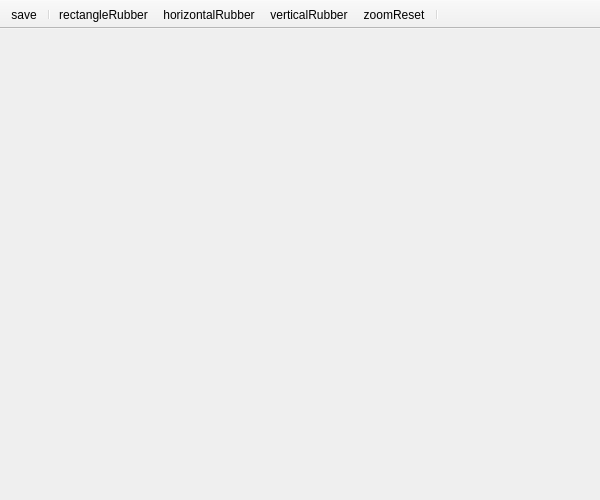
Old version of the form ui/plotWindow.ui in the repository cocom-official/CoCOM.
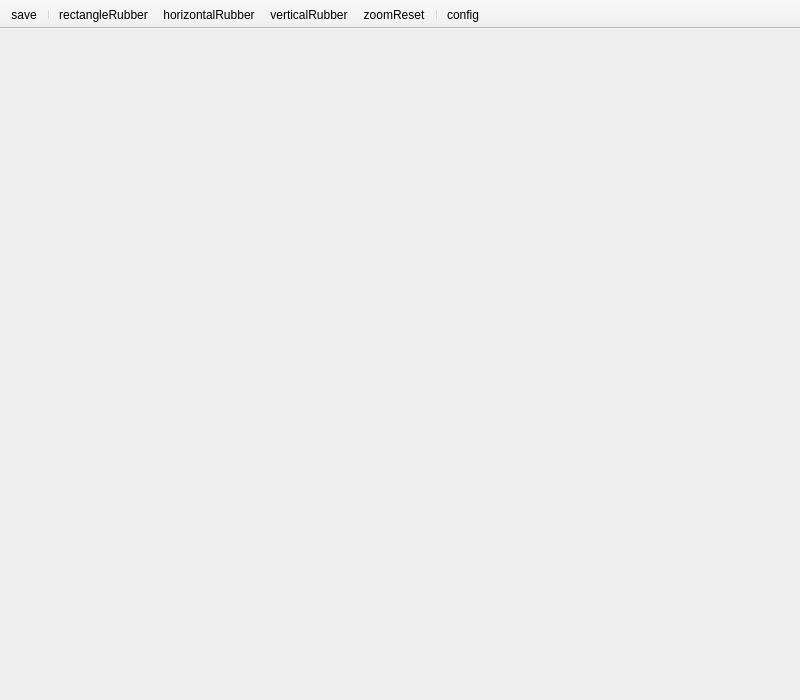
New version of the form. Icons and pictures are not drawn.

Commit message: initial support plot

```diff
--- a/ui/plotWindow.ui
+++ b/ui/plotWindow.ui
@@ -6,8 +6,8 @@
    <rect>
     <x>0</x>
     <y>0</y>
-    <width>600</width>
-    <height>500</height>
+    <width>800</width>
+    <height>700</height>
    </rect>
   </property>
   <property name="windowTitle">
@@ -58,6 +58,7 @@
    <addaction name="verticalRubberAction"/>
    <addaction name="zoomResetAction"/>
    <addaction name="separator"/>
+   <addaction name="configAction"/>
   </widget>
   <action name="saveAction">
    <property name="icon">
@@ -113,6 +114,15 @@
     <string>zoomReset</string>
    </property>
   </action>
+  <action name="configAction">
+   <property name="icon">
+    <iconset resource="../assets/assets.qrc">
+     <normaloff>:/assets/icons/settings.svg</normaloff>:/assets/icons/settings.svg</iconset>
+   </property>
+   <property name="text">
+    <string>config</string>
+   </property>
+  </action>
  </widget>
  <resources>
   <include location="../assets/assets.qrc"/>
```
The commit also changes 68 other files.
